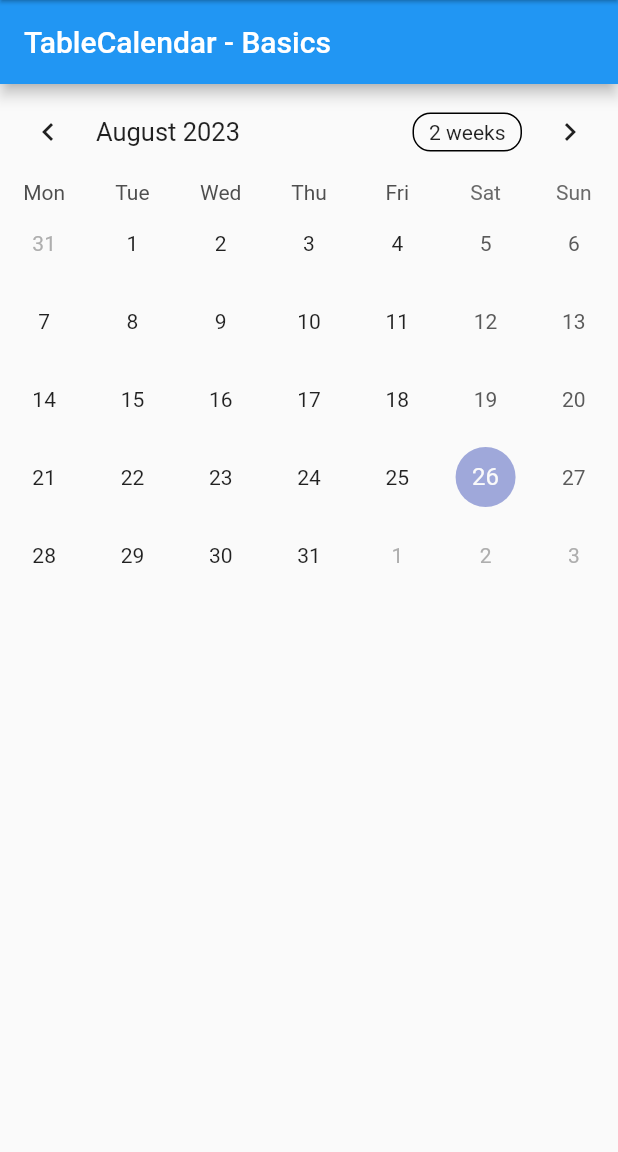
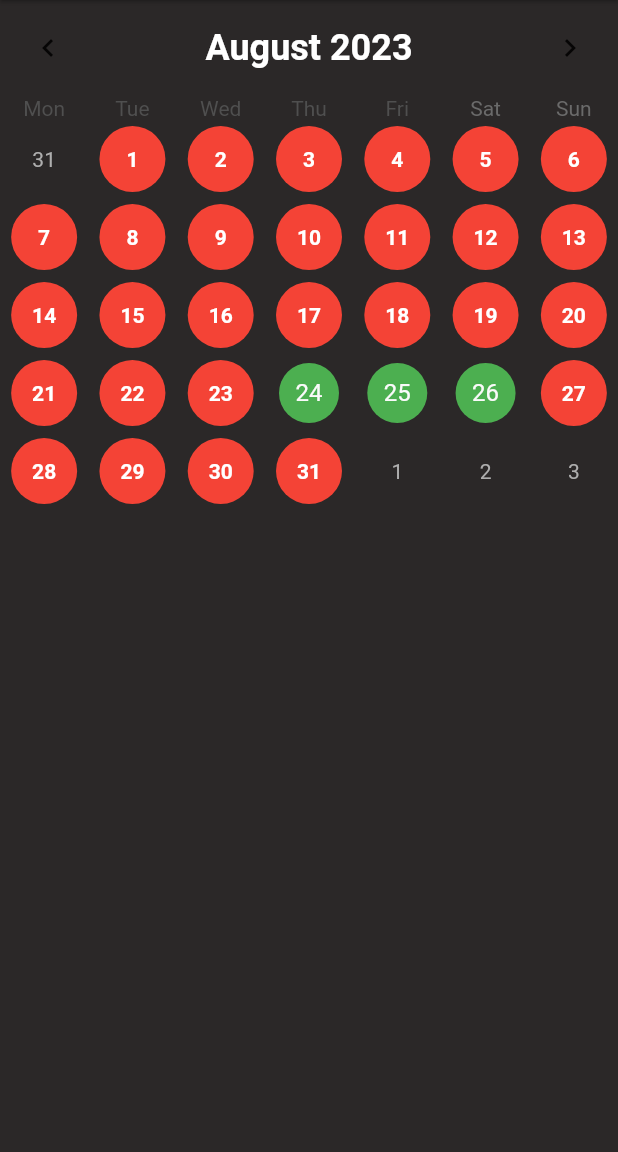
Before and after one commit to temevh/outhere, a Flutter app: the screen it shows after launch, swiped to page 2, on a phone screen of 412 x 824 dp, the part 84-1236 px from its top. Run offline on Flutter 3.47's test engine with Material 2 defaults, Android fonts, the phone set to English and light mode, and no system bars; drawn by our look-alikes of table_calendar; our stand-ins replace google_fonts.

Commit message:
improved calendar

```diff
--- a/lib/widgets/calendarView/calendar_view.dart
+++ b/lib/widgets/calendarView/calendar_view.dart
@@ -14,29 +14,50 @@
   DateTime _focusedDay = DateTime.now();
   DateTime? _selectedDay;
 
+  List<DateTime> selectedDates = [
+    DateTime(2023, 8, 24),
+    DateTime(2023, 8, 25),
+    DateTime(2023, 8, 26),
+  ];
+
+  bool isSelected(DateTime day) {
+    return selectedDates.any((date) => isSameDay(date, day));
+  }
+
   @override
   Widget build(BuildContext context) {
     return Scaffold(
-      appBar: AppBar(
-        title: Text('TableCalendar - Basics'),
-      ),
+      backgroundColor: const Color.fromARGB(255, 43, 40, 40),
       body: TableCalendar(
+        headerStyle: const HeaderStyle(
+          titleCentered: true,
+          formatButtonVisible: false,
+          titleTextStyle: TextStyle(
+            fontSize: 24,
+            fontWeight: FontWeight.bold,
+            color: Colors.white,
+          ),
+        ),
+        calendarStyle: const CalendarStyle(
+          todayDecoration: BoxDecoration(
+            color: Colors.red,
+            shape: BoxShape.circle,
+          ),
+          selectedDecoration: BoxDecoration(
+            color: Colors.green,
+            shape: BoxShape.circle,
+          ),
+        ),
         startingDayOfWeek: StartingDayOfWeek.monday,
         firstDay: DateTime.utc(2010, 10, 16),
         lastDay: DateTime.utc(2030, 3, 14),
         focusedDay: _focusedDay,
         calendarFormat: _calendarFormat,
         selectedDayPredicate: (day) {
-          // Use `selectedDayPredicate` to determine which day is currently selected.
-          // If this returns true, then `day` will be marked as selected.
-
-          // Using `isSameDay` is recommended to disregard
-          // the time-part of compared DateTime objects.
-          return isSameDay(_selectedDay, day);
+          return isSelected(day);
         },
         onDaySelected: (selectedDay, focusedDay) {
           if (!isSameDay(_selectedDay, selectedDay)) {
-            // Call `setState()` when updating the selected day
             setState(() {
               _selectedDay = selectedDay;
               _focusedDay = focusedDay;
@@ -45,16 +66,38 @@
         },
         onFormatChanged: (format) {
           if (_calendarFormat != format) {
-            // Call `setState()` when updating calendar format
             setState(() {
               _calendarFormat = format;
             });
           }
         },
         onPageChanged: (focusedDay) {
-          // No need to call `setState()` here
           _focusedDay = focusedDay;
         },
+        calendarBuilders: CalendarBuilders(
+          defaultBuilder: (context, day, focusedDay) {
+            if (!isSelected(day)) {
+              return Container(
+                margin: const EdgeInsets.all(4),
+                decoration: const BoxDecoration(
+                  color: Colors.red,
+                  shape: BoxShape.circle,
+                ),
+                child: Center(
+                  child: Text(
+                    day.day.toString(),
+                    style: const TextStyle(
+                      color: Colors.white,
+                      fontWeight: FontWeight.bold,
+                    ),
+                  ),
+                ),
+              );
+            } else {
+              return null;
+            }
+          },
+        ),
       ),
     );
   }
```
